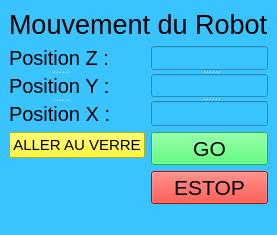
First picture: the form in Logiciel/pi_controller/HMI/test_presentation.ui, repository emilerenaud/BartendUS-GROS4, before the edit.
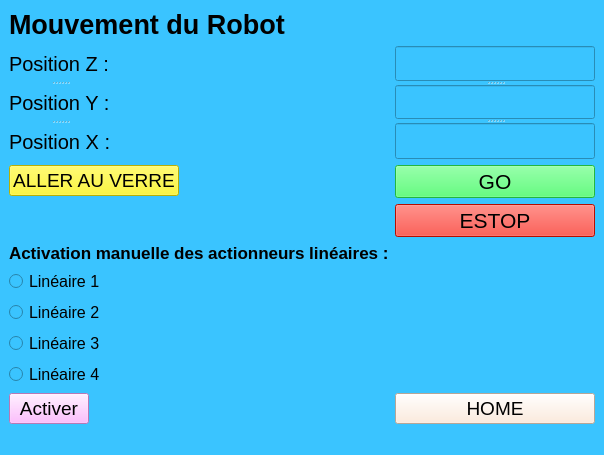
Second picture: the form after the edit.

Commit message: ajout de certaines fonctions activation des actuateurs linéaires avec radio bouton, Home

```diff
--- a/Logiciel/pi_controller/HMI/test_presentation.ui
+++ b/Logiciel/pi_controller/HMI/test_presentation.ui
@@ -6,8 +6,8 @@
    <rect>
     <x>0</x>
     <y>0</y>
-    <width>203</width>
-    <height>216</height>
+    <width>604</width>
+    <height>455</height>
    </rect>
   </property>
   <property name="minimumSize">
@@ -35,6 +35,8 @@
       <property name="font">
        <font>
         <pointsize>20</pointsize>
+        <weight>75</weight>
+        <bold>true</bold>
        </font>
       </property>
       <property name="text">
@@ -101,9 +103,15 @@
     </item>
     <item row="4" column="0">
      <widget class="QPushButton" name="bouton_VERRE">
+      <property name="minimumSize">
+       <size>
+        <width>40</width>
+        <height>26</height>
+       </size>
+      </property>
       <property name="font">
        <font>
-        <pointsize>11</pointsize>
+        <pointsize>14</pointsize>
        </font>
       </property>
       <property name="styleSheet">
@@ -114,23 +122,14 @@
       </property>
      </widget>
     </item>
-    <item row="6" column="1">
-     <widget class="QPushButton" name="bouton_ESTOP">
-      <property name="font">
-       <font>
-        <pointsize>16</pointsize>
-       </font>
-      </property>
-      <property name="styleSheet">
-       <string notr="true">background-color: rgb(255, 18, 2);</string>
-      </property>
-      <property name="text">
-       <string>ESTOP</string>
-      </property>
-     </widget>
-    </item>
     <item row="4" column="1">
      <widget class="QPushButton" name="bouton_GO">
+      <property name="minimumSize">
+       <size>
+        <width>40</width>
+        <height>26</height>
+       </size>
+      </property>
       <property name="font">
        <font>
         <pointsize>16</pointsize>
@@ -144,6 +143,125 @@
       </property>
      </widget>
     </item>
+    <item row="11" column="0">
+     <widget class="QRadioButton" name="lin_1">
+      <property name="font">
+       <font>
+        <pointsize>12</pointsize>
+       </font>
+      </property>
+      <property name="text">
+       <string>Linéaire 1</string>
+      </property>
+     </widget>
+    </item>
+    <item row="12" column="0">
+     <widget class="QRadioButton" name="lin_2">
+      <property name="font">
+       <font>
+        <pointsize>12</pointsize>
+       </font>
+      </property>
+      <property name="text">
+       <string>Linéaire 2</string>
+      </property>
+     </widget>
+    </item>
+    <item row="13" column="0">
+     <widget class="QRadioButton" name="lin_3">
+      <property name="font">
+       <font>
+        <pointsize>12</pointsize>
+       </font>
+      </property>
+      <property name="text">
+       <string>Linéaire 3</string>
+      </property>
+     </widget>
+    </item>
+    <item row="14" column="0">
+     <widget class="QRadioButton" name="lin_4">
+      <property name="font">
+       <font>
+        <pointsize>12</pointsize>
+       </font>
+      </property>
+      <property name="text">
+       <string>Linéaire 4</string>
+      </property>
+     </widget>
+    </item>
+    <item row="10" column="0">
+     <widget class="QLabel" name="label_4">
+      <property name="font">
+       <font>
+        <pointsize>13</pointsize>
+        <weight>75</weight>
+        <bold>true</bold>
+       </font>
+      </property>
+      <property name="text">
+       <string>Activation manuelle des actionneurs linéaires :</string>
+      </property>
+     </widget>
+    </item>
+    <item row="15" column="0">
+     <widget class="QPushButton" name="bouton_LINEAIRE">
+      <property name="font">
+       <font>
+        <pointsize>14</pointsize>
+       </font>
+      </property>
+      <property name="styleSheet">
+       <string notr="true">background-color: rgb(255, 170, 255);</string>
+      </property>
+      <property name="text">
+       <string>Activer</string>
+      </property>
+     </widget>
+    </item>
+    <item row="6" column="1">
+     <widget class="QPushButton" name="bouton_ESTOP">
+      <property name="minimumSize">
+       <size>
+        <width>40</width>
+        <height>26</height>
+       </size>
+      </property>
+      <property name="font">
+       <font>
+        <pointsize>16</pointsize>
+       </font>
+      </property>
+      <property name="styleSheet">
+       <string notr="true">background-color: rgb(255, 18, 2);</string>
+      </property>
+      <property name="text">
+       <string>ESTOP</string>
+      </property>
+     </widget>
+    </item>
+    <item row="15" column="1">
+     <widget class="QPushButton" name="HOME">
+      <property name="minimumSize">
+       <size>
+        <width>40</width>
+        <height>26</height>
+       </size>
+      </property>
+      <property name="font">
+       <font>
+        <pointsize>14</pointsize>
+       </font>
+      </property>
+      <property name="styleSheet">
+       <string notr="true">background-color: rgb(255, 232, 212);</string>
+      </property>
+      <property name="text">
+       <string>HOME</string>
+      </property>
+     </widget>
+    </item>
    </layout>
   </widget>
   <widget class="QMenuBar" name="menubar">
@@ -151,7 +269,7 @@
     <rect>
      <x>0</x>
      <y>0</y>
-     <width>203</width>
+     <width>604</width>
      <height>18</height>
     </rect>
    </property>
```
The commit also changes 2 other files.
